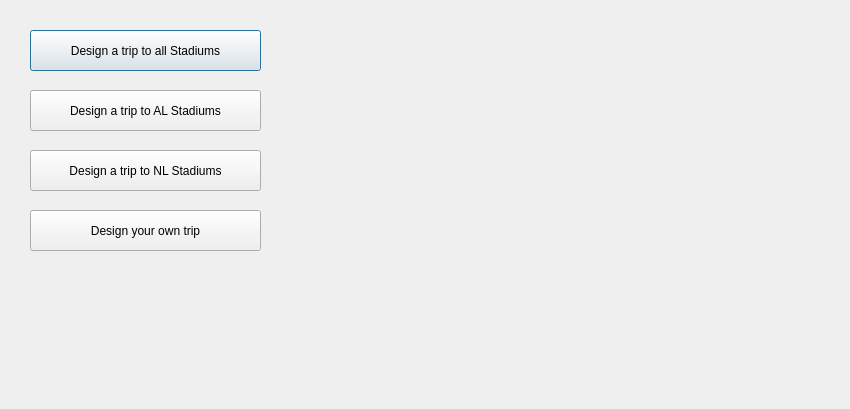
Old version of the form BaseballStadiumPlanner/tripwindow.ui in the repository frimbraza/Baseball-Stadium-Project.
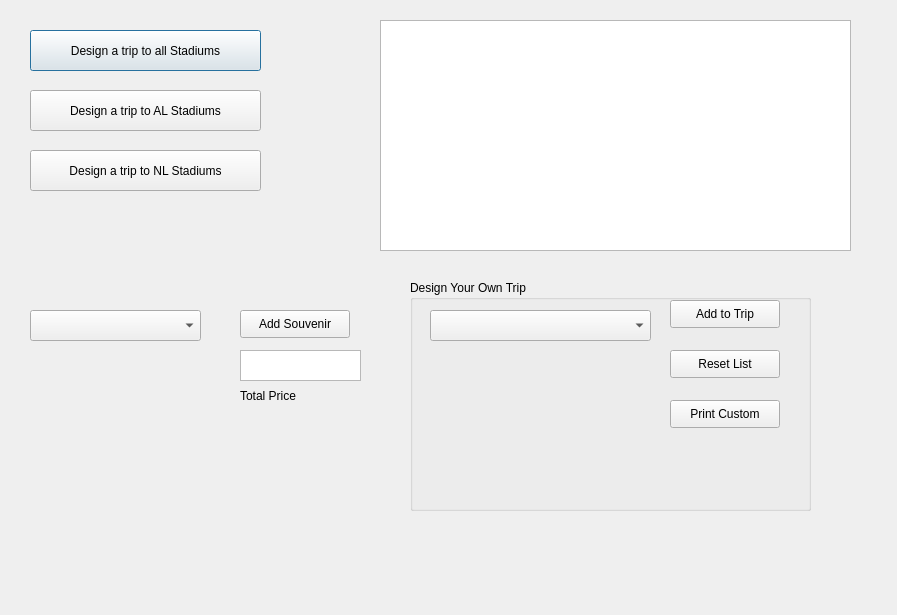
New version of the form.

```diff
--- a/BaseballStadiumPlanner/tripwindow.ui
+++ b/BaseballStadiumPlanner/tripwindow.ui
@@ -6,8 +6,8 @@
    <rect>
     <x>0</x>
     <y>0</y>
-    <width>850</width>
-    <height>409</height>
+    <width>897</width>
+    <height>615</height>
    </rect>
   </property>
   <property name="windowTitle">
@@ -52,17 +52,122 @@
     <string>Design a trip to NL Stadiums</string>
    </property>
   </widget>
-  <widget class="QPushButton" name="customTripButton">
+  <widget class="QGroupBox" name="groupBox">
+   <property name="geometry">
+    <rect>
+     <x>410</x>
+     <y>280</y>
+     <width>401</width>
+     <height>231</height>
+    </rect>
+   </property>
+   <property name="title">
+    <string>Design Your Own Trip</string>
+   </property>
+   <widget class="QPushButton" name="addToTripButton">
+    <property name="geometry">
+     <rect>
+      <x>260</x>
+      <y>20</y>
+      <width>110</width>
+      <height>28</height>
+     </rect>
+    </property>
+    <property name="text">
+     <string>Add to Trip</string>
+    </property>
+   </widget>
+   <widget class="QPushButton" name="resetListButton">
+    <property name="geometry">
+     <rect>
+      <x>260</x>
+      <y>70</y>
+      <width>110</width>
+      <height>28</height>
+     </rect>
+    </property>
+    <property name="text">
+     <string>Reset List</string>
+    </property>
+   </widget>
+   <widget class="QComboBox" name="comboBox">
+    <property name="geometry">
+     <rect>
+      <x>20</x>
+      <y>30</y>
+      <width>221</width>
+      <height>31</height>
+     </rect>
+    </property>
+   </widget>
+   <widget class="QPushButton" name="printCustomButton">
+    <property name="geometry">
+     <rect>
+      <x>260</x>
+      <y>120</y>
+      <width>110</width>
+      <height>28</height>
+     </rect>
+    </property>
+    <property name="text">
+     <string>Print Custom</string>
+    </property>
+   </widget>
+  </widget>
+  <widget class="QTableWidget" name="TableWidget">
+   <property name="geometry">
+    <rect>
+     <x>380</x>
+     <y>20</y>
+     <width>471</width>
+     <height>231</height>
+    </rect>
+   </property>
+  </widget>
+  <widget class="QComboBox" name="comboBox_2">
    <property name="geometry">
     <rect>
      <x>30</x>
-     <y>210</y>
-     <width>231</width>
-     <height>41</height>
+     <y>310</y>
+     <width>171</width>
+     <height>31</height>
     </rect>
    </property>
+  </widget>
+  <widget class="QPushButton" name="addSouvButton">
+   <property name="geometry">
+    <rect>
+     <x>240</x>
+     <y>310</y>
+     <width>110</width>
+     <height>28</height>
+    </rect>
+   </property>
    <property name="text">
-    <string>Design your own trip</string>
+    <string>Add Souvenir</string>
+   </property>
+  </widget>
+  <widget class="QTextBrowser" name="totalPriceBrowser">
+   <property name="geometry">
+    <rect>
+     <x>240</x>
+     <y>350</y>
+     <width>121</width>
+     <height>31</height>
+    </rect>
+   </property>
+  </widget>
+  <widget class="QLabel" name="totalLabel">
+   <property name="geometry">
+    <rect>
+     <x>240</x>
+     <y>380</y>
+     <width>91</width>
+     <height>31</height>
+    </rect>
+   </property>
+   <property name="text">
+    <string>Total Price</string>
    </property>
   </widget>
  </widget>
```
